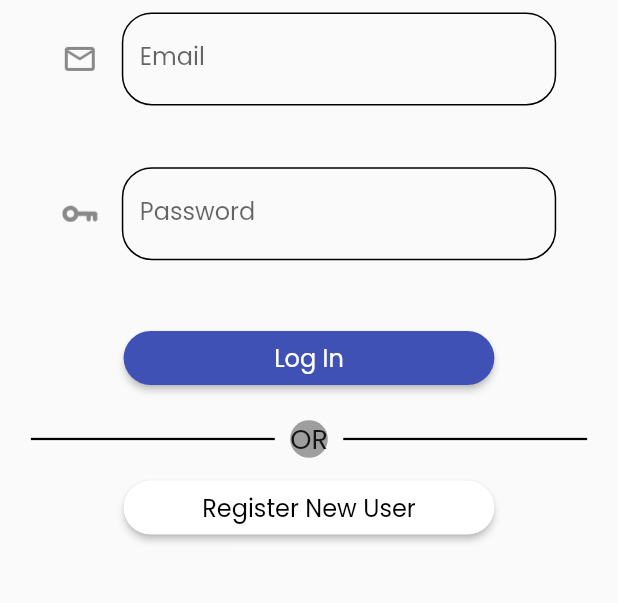
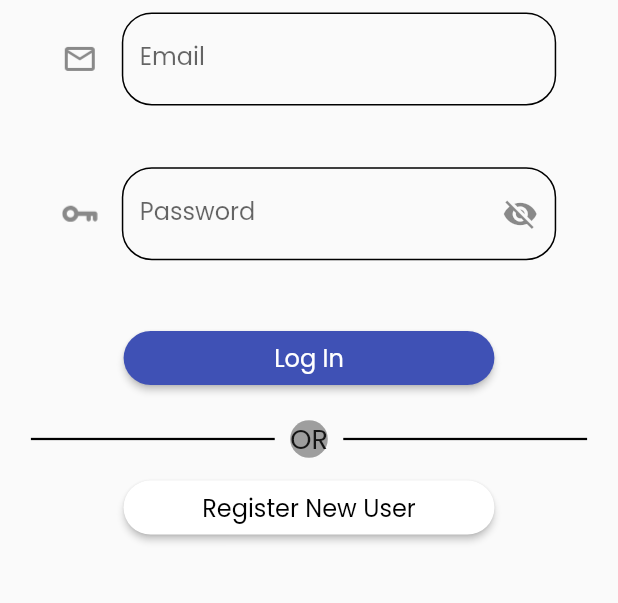
Before and after one commit to rnjema/Home-Automation_Final-Year-Project--_-, a Flutter app: the LoginPage screen opened directly, on a phone screen of 412 x 824 dp, the part 315-918 px from its top. Run offline on Flutter 3.47's test engine with Material 2 defaults, Android fonts, the phone set to English and light mode, and no system bars; our stand-ins replace cloud_firestore, firebase_auth, firebase_core, flutter_svg_provider, intl_phone_field; accounts and stored records are empty.

Commit message:
Added visibility toggle

```diff
--- a/UI/app/shautom/lib/views/auth/login.dart
+++ b/UI/app/shautom/lib/views/auth/login.dart
@@ -23,6 +23,14 @@ class _LoginPageState extends State<LoginPage> {
     0: TextEditingController(),
     1: TextEditingController()
   };
+
+  bool _isVisible = false;
+
+  void _setVisibility() {
+    setState(() {
+      _isVisible = !_isVisible;
+    });
+  }
 
   final List<String? Function(String?)> _validators = [
     validateEmail,
@@ -50,7 +58,7 @@ class _LoginPageState extends State<LoginPage> {
         print(e);
       }
 
-      MiHome().navigatorKey.currentState!.popUntil((route) => route.isFirst);
+      MiHome().navigatorKey.currentState?.popUntil((route) => route.isFirst);
     }
   }
 
@@ -139,15 +147,22 @@ class _LoginPageState extends State<LoginPage> {
                                                 borderRadius:
                                                     BorderRadius.circular(20)),
                                             errorBorder: OutlineInputBorder(
-                                              borderSide:
-                                                  BorderSide(color: Colors.red),
+                                                borderSide: BorderSide(
+                                                    color: Colors.red),
                                                 borderRadius:
                                                     BorderRadius.circular(20)),
                                             //labelText: LoginFields[index].hintText,
                                             labelText:
                                                 loginFields[index].hintText,
                                             icon: loginFields[index].icon,
-                                        ),
+                                            suffixIcon: index == 0
+                                                ? null
+                                                : IconButton(
+                                                    icon: Icon(_isVisible
+                                                        ? Icons.visibility
+                                                        : Icons.visibility_off),
+                                                    onPressed: _setVisibility,
+                                                  )),
                                       );
                                     }),
                                 SizedBox(height: size.height * 0.05),
@@ -235,7 +250,6 @@ class _LoginPageState extends State<LoginPage> {
   }
 }
 
-
 /**
  () {
 
```
Lines whose indentation alone changed are shown as unchanged.
